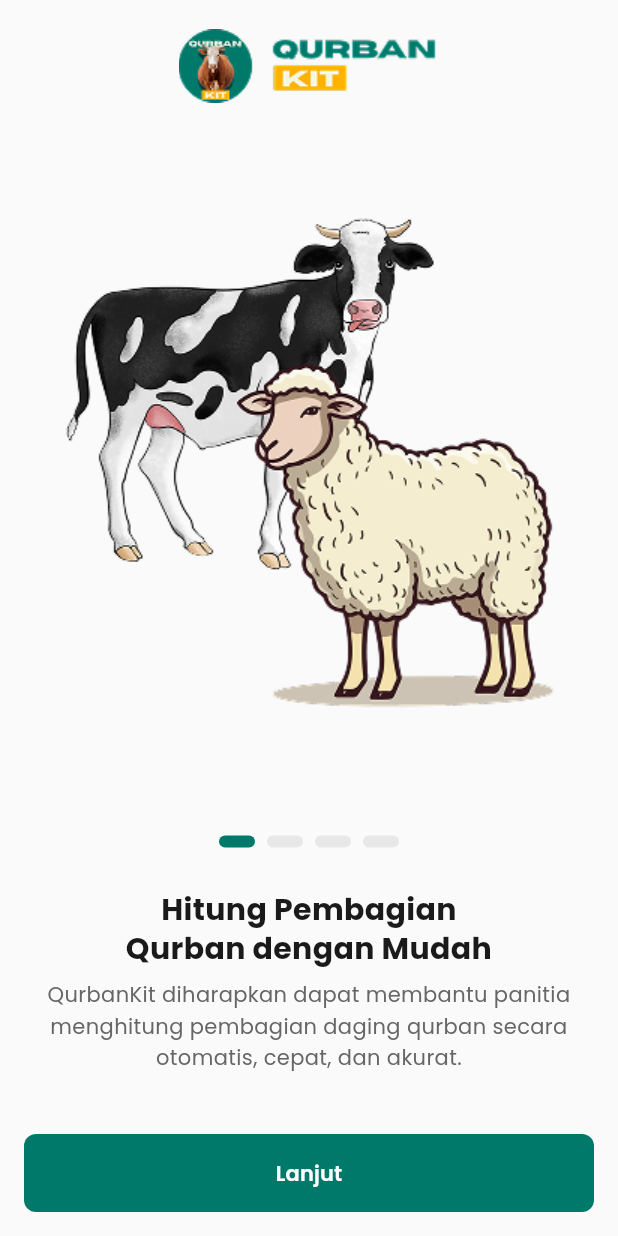
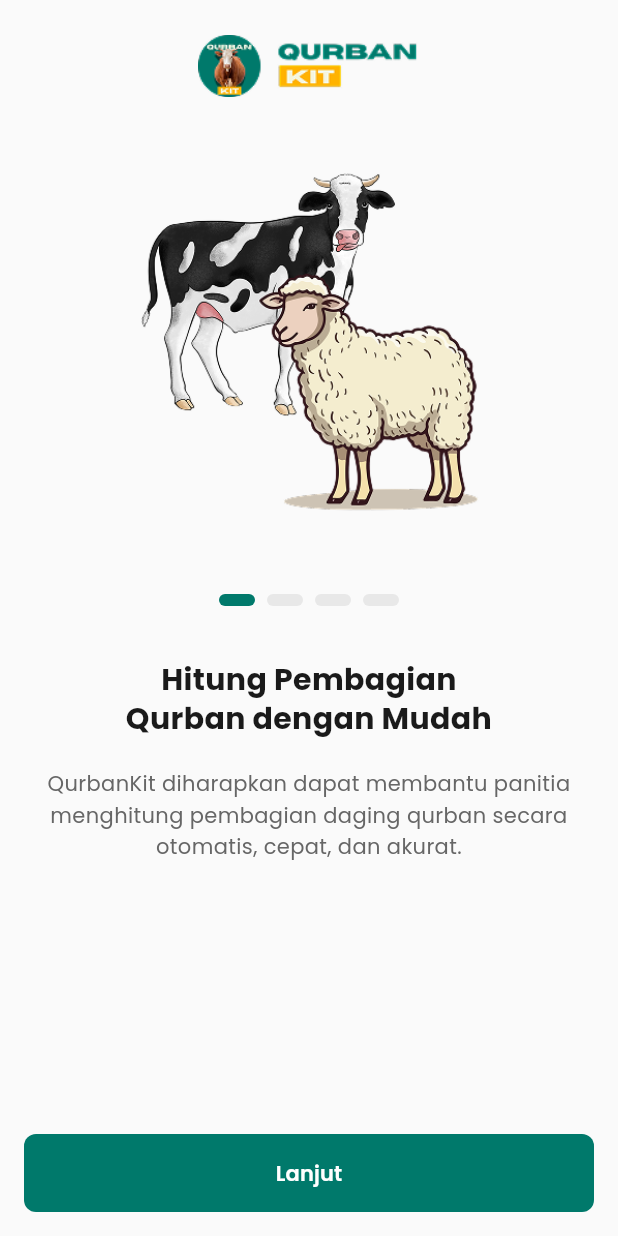
Before and after one commit to ahmaddzidnii/kurbankit-uas-kelompok-ppb, a Flutter app: the screen it shows after launch, on a phone screen of 412 x 824 dp. Run offline on Flutter 3.47's test engine with Material 3 defaults, Android fonts, the phone set to English and light mode, and no system bars; our stand-ins replace package_info_plus.

Commit message:
Refactor theme imports and update onboarding layout for consistency

```diff
--- a/analysis_options.yaml
+++ b/analysis_options.yaml
@@ -1 +1,5 @@
 include: package:flutter_lints/flutter.yaml
+
+linter:
+  rules:
+    avoid_relative_lib_imports: true
--- /dev/null
+++ b/lib/core/configs/theme/theme.dart
@@ -0,0 +1,4 @@
+export 'app_colors.dart';
+export 'app_spacing.dart';
+export 'app_typography.dart';
+export 'app_radius.dart';
--- a/lib/presentation/onboarding/pages/onboarding.dart
+++ b/lib/presentation/onboarding/pages/onboarding.dart
@@ -1,8 +1,5 @@
 import 'package:flutter/material.dart';
-import '../../../core/configs/theme/app_colors.dart';
-import '../../../core/configs/theme/app_spacing.dart';
-import '../../../core/configs/theme/app_typography.dart';
-import '../../../core/configs/theme/app_radius.dart';
+import 'package:qurban_kit/core/configs/theme/theme.dart';
 
 class OnboardingPage extends StatefulWidget {
   const OnboardingPage({super.key});
@@ -79,7 +76,7 @@ class _OnboardingPageState extends State<OnboardingPage> {
                 alignment: Alignment.center,
                 child: Image.asset(
                   'assets/images/qurbankit-logo-onboarding.png',
-                  width: 174,
+                  width: 148,
                   height: 56,
                   fit: BoxFit.contain,
                 ),
@@ -163,12 +160,13 @@ class _OnboardingContent extends StatelessWidget {
       padding: const EdgeInsets.symmetric(horizontal: AppSpacing.md),
       child: Column(
         children: [
-          // Ilustrasi
-          Expanded(
-            flex: 3,
+          // Ilustrasi dengan tinggi tetap
+          SizedBox(
+            height: 280,
             child: Center(
               child: Image.asset(
                 data.image,
+                height: 280,
                 fit: BoxFit.contain,
                 errorBuilder: (context, error, stackTrace) {
                   // Placeholder jika gambar belum ada
@@ -207,10 +205,15 @@ class _OnboardingContent extends StatelessWidget {
 
           AppSpacing.vSpaceLg,
 
-          // Judul
-          Text(
+          // Judul dengan alokasi 2 baris
+          SizedBox(
+            height: 68, // Alokasi untuk 2 baris
+            child: Center(
+              child: Text(
                 data.title,
                 textAlign: TextAlign.center,
+                maxLines: 2,
+                overflow: TextOverflow.ellipsis,
                 style: const TextStyle(
                   fontSize: AppTypography.headingLarge,
                   fontWeight: AppTypography.bold,
@@ -218,19 +221,28 @@ class _OnboardingContent extends StatelessWidget {
                   height: 1.3,
                 ),
               ),
+            ),
+          ),
 
           AppSpacing.vSpaceSm,
 
-          // Deskripsi
+          // Deskripsi dengan alokasi 3 baris
           Padding(
             padding: const EdgeInsets.symmetric(horizontal: AppSpacing.sm),
+            child: SizedBox(
+              height: 72, // Alokasi untuk 3 baris
+              child: Center(
                 child: Text(
                   data.description,
                   textAlign: TextAlign.center,
+                  maxLines: 3,
+                  overflow: TextOverflow.ellipsis,
                   style: const TextStyle(
                     fontSize: AppTypography.bodyMedium,
                     color: AppColors.textSubdued,
                     height: 1.5,
+                  ),
+                ),
               ),
             ),
           ),
--- a/lib/presentation/splash/pages/splash.dart
+++ b/lib/presentation/splash/pages/splash.dart
@@ -3,9 +3,7 @@
 import 'package:flutter/material.dart';
 import 'package:package_info_plus/package_info_plus.dart';
 import 'package:qurban_kit/presentation/onboarding/pages/onboarding.dart';
-import '../../../core/configs/theme/app_colors.dart';
-import '../../../core/configs/theme/app_spacing.dart';
-import '../../../core/configs/theme/app_typography.dart';
+import 'package:qurban_kit/core/configs/theme/theme.dart';
 
 class SplashPage extends StatefulWidget {
   const SplashPage({super.key});
```
Lines whose indentation alone changed are shown as unchanged.
